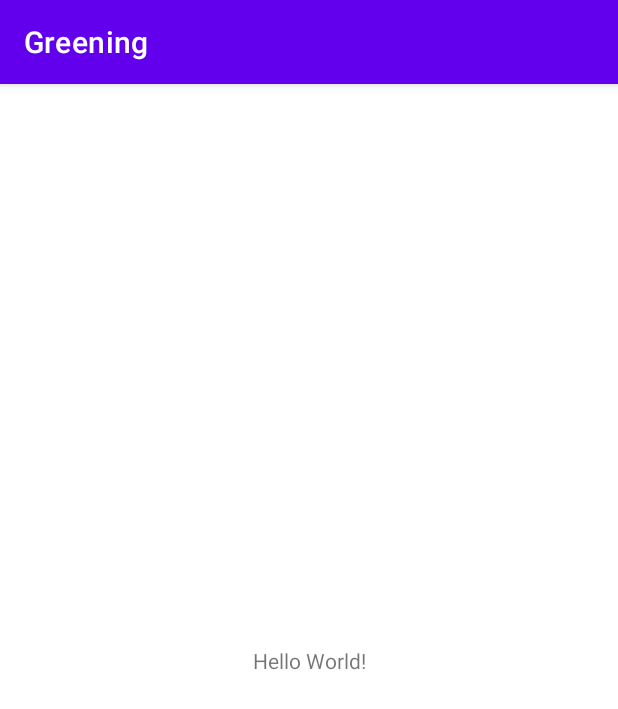
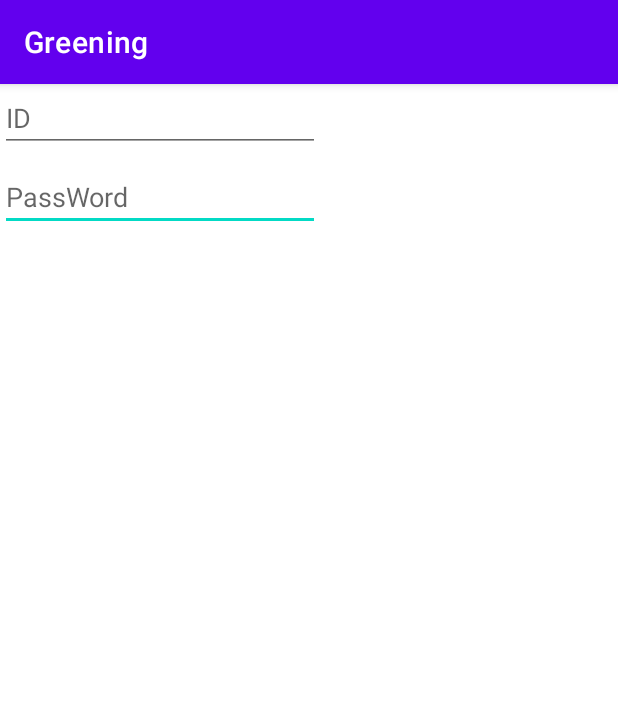
Before and after one commit to eminentecero/Greening, an Android app: the screen it shows after launch (MainActivity), on a phone screen of 412 x 824 dp. Shown: the top 709 px of the screen. Run offline under Robolectric (Android 15) with nearby library versions, the light colour scheme and no system bars.

Commit message:
일단 아이디랑 비밀번호 입력하는 거 만들기는 했어요

```diff
--- a/app/src/main/res/layout/activity_main.xml
+++ b/app/src/main/res/layout/activity_main.xml
@@ -6,13 +6,45 @@
     android:layout_height="match_parent"
     tools:context=".MainActivity">
 
-    <TextView
+    <EditText
+        android:id="@+id/PassEditText"
         android:layout_width="wrap_content"
         android:layout_height="wrap_content"
-        android:text="Hello World!"
-        app:layout_constraintBottom_toBottomOf="parent"
-        app:layout_constraintLeft_toLeftOf="parent"
-        app:layout_constraintRight_toRightOf="parent"
-        app:layout_constraintTop_toTopOf="parent" />
+        android:layout_marginTop="7dp"
+        android:ems="10"
+        android:hint="PassWord"
+        android:inputType="textPassword"
+        app:layout_constraintTop_toBottomOf="@+id/idEditText"
+        tools:layout_editor_absoluteX="137dp" />
 
+    <EditText
+        android:id="@+id/idEditText"
+        android:layout_width="wrap_content"
+        android:layout_height="wrap_content"
+        android:ems="10"
+        android:hint="ID"
+        android:inputType="textUri|text"
+        tools:layout_editor_absoluteX="137dp"
+        tools:layout_editor_absoluteY="249dp" />
+
+    <TextView
+        android:id="@+id/IDtextView"
+        android:layout_width="wrap_content"
+        android:layout_height="wrap_content"
+        android:layout_marginEnd="40dp"
+        android:layout_marginBottom="30dp"
+        android:text="아이디"
+        android:textColor="#000000"
+        app:layout_constraintBottom_toTopOf="@+id/PassWordTextView"
+        app:layout_constraintEnd_toStartOf="@+id/idEditText" />
+
+    <TextView
+        android:id="@+id/PassWordTextView"
+        android:layout_width="wrap_content"
+        android:layout_height="wrap_content"
+        android:layout_marginEnd="40dp"
+        android:text="비밀번호"
+        android:textColor="#000000"
+        app:layout_constraintEnd_toStartOf="@+id/PassEditText"
+        tools:layout_editor_absoluteY="316dp" />
 </androidx.constraintlayout.widget.ConstraintLayout>
```
